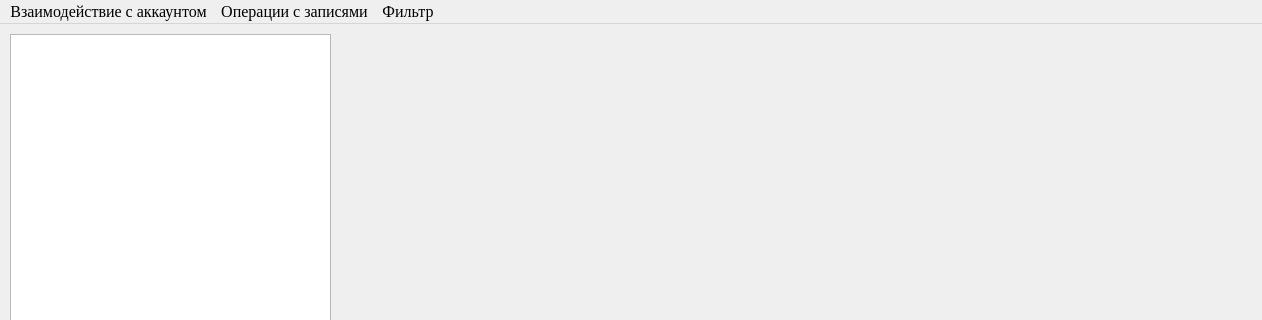
Old version of the form ui/main_window.ui in the repository SwiftyKey/CostAccounting; both pictures show x 0 to 1262 and y 0 to 320 of the 1262 by 931 pixel window.
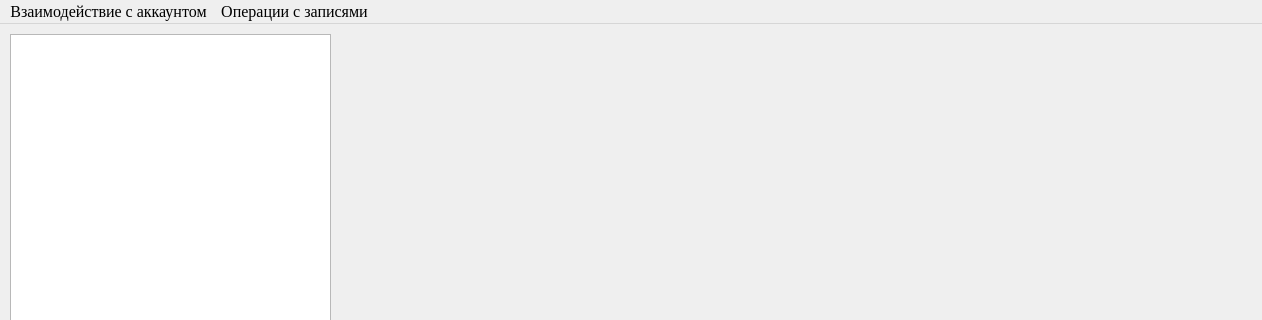
New version of the form.

Commit message: del filters

```diff
--- a/ui/main_window.ui
+++ b/ui/main_window.ui
@@ -89,14 +89,6 @@
     <addaction name="sign_up"/>
     <addaction name="action_exit"/>
    </widget>
-   <widget class="QMenu" name="filter">
-    <property name="title">
-     <string>Фильтр</string>
-    </property>
-    <addaction name="filter_by_categories"/>
-    <addaction name="filter_by_dates"/>
-    <addaction name="filter_by_costs"/>
-   </widget>
    <widget class="QMenu" name="operations">
     <property name="title">
      <string>Операции с записями</string>
@@ -107,7 +99,6 @@
    </widget>
    <addaction name="authorization"/>
    <addaction name="operations"/>
-   <addaction name="filter"/>
   </widget>
   <action name="sign_in">
    <property name="text">
```
The commit also changes 9 other files.
